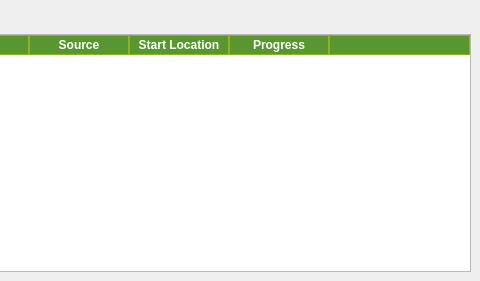
Above: code/ui/ui_FmvManager.ui from All4Gis/QGISFMV before the change; both pictures show x 281 to 761 and y 0 to 281 of the 761 by 281 pixel window. Below: the same form after it.
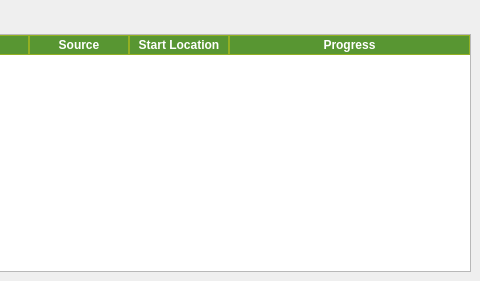
That is the form after the change. Icons and pictures are not drawn.

The edit to the form file:
```diff
--- a/code/ui/ui_FmvManager.ui
+++ b/code/ui/ui_FmvManager.ui
@@ -168,11 +168,6 @@
         </font>
        </property>
       </column>
-      <column>
-       <property name="text">
-        <string/>
-       </property>
-      </column>
      </widget>
     </item>
    </layout>
```
